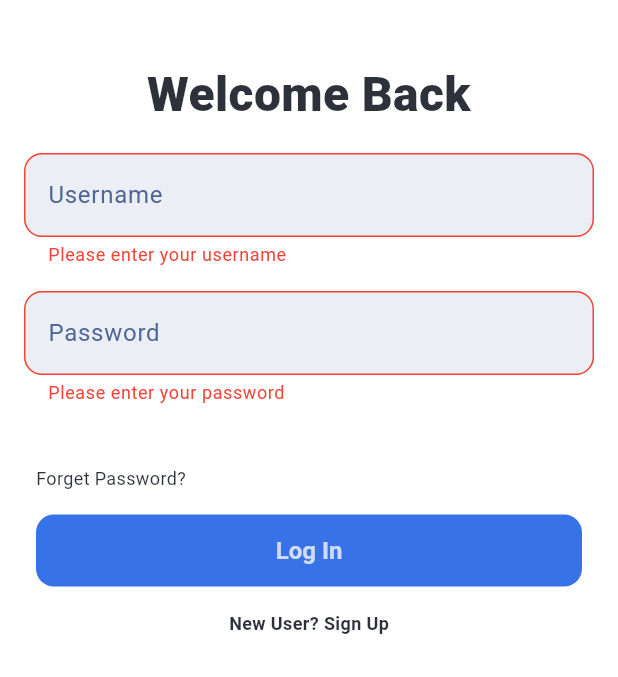
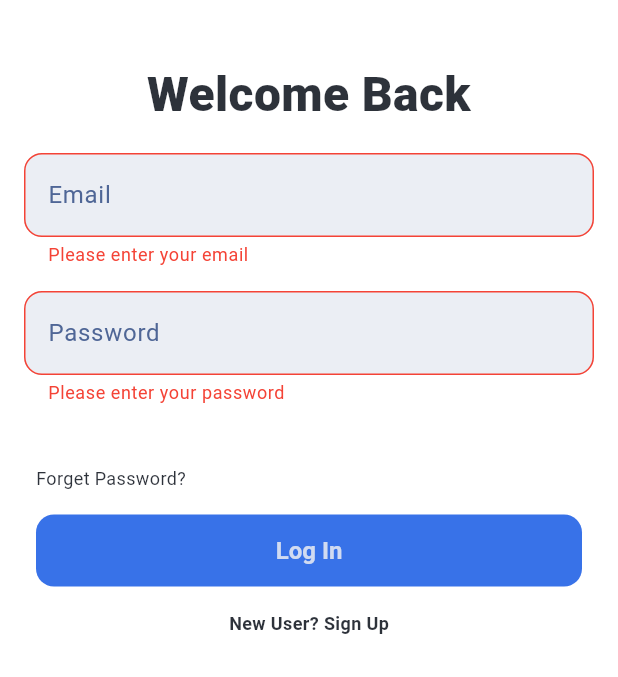
Before and after one commit to SiegfredLorelle/edugaite, a Flutter app: the LoginPage screen opened by its route, after a tap on "Log In", on a phone screen of 412 x 824 dp, the part 78-755 px from its top. Run offline on Flutter 3.47's test engine with Material 3 defaults, Android fonts, the phone set to English and light mode, and no system bars; our stand-ins replace carousel_slider, firebase_auth, firebase_core, font_awesome_flutter; accounts and stored records are empty; Roboto replaces fonts that are missing (Lexend).

Commit message:
Verify login credentials from firebase database

```diff
--- a/lib/main.dart
+++ b/lib/main.dart
@@ -1,7 +1,7 @@
 import 'package:flutter/material.dart';
 import 'package:firebase_core/firebase_core.dart';
+
 import 'firebase_options.dart';
-
 import 'screens/home.dart';
 import 'screens/login.dart';
 
--- a/lib/screens/login.dart
+++ b/lib/screens/login.dart
@@ -1,4 +1,5 @@
 import 'package:flutter/material.dart';
+import 'package:firebase_auth/firebase_auth.dart';
 
 class LoginPage extends StatefulWidget {
   const LoginPage({Key? key}) : super(key: key);
@@ -19,15 +20,47 @@ class _LoginPageState extends State<LoginPage> {
     super.dispose();
   }
 
-  void _login() {
+  Future<void> _login() async {
     if (_formKey.currentState?.validate() ?? false) {
-      // Handle login logic here (e.g., form validation, authentication)
+      try {
+        UserCredential userCredential = await FirebaseAuth.instance.signInWithEmailAndPassword(
+          email: _emailController.text,
+          password: _passwordController.text,
+        );
         ScaffoldMessenger.of(context).showSnackBar(
-        SnackBar(content: Text('Logging in as ${_emailController.text}')),
+          SnackBar(content: Text('Logged in as ${userCredential.user?.email}')),
+        );
+        // Navigate to the home page or another page on successful login
+      } on FirebaseAuthException catch (e) {
+        String message;
+        switch (e.code) {
+          case 'invalid-email':
+            message = "Invalid email";
+            break;
+          case 'user-disabled':
+            message = 'The user corresponding to the given email has been disabled.';
+            break;
+          case 'user-not-found':
+            message = 'No user found for that email.';
+            break;
+          case 'wrong-password':
+            message = 'Wrong password provided.';
+            break;
+          case 'invalid-credential':
+            message = "Incorrect credentials";
+            break;
+          case 'too-many-requests':
+            message = "Too many request. Wait for 3 minutes.";
+            break;
+          default:
+            message = 'An error occurred. Please try again.';
+        }
+        ScaffoldMessenger.of(context).showSnackBar(
+          SnackBar(content: Text(message)),
         );
       }
     }
-
+  }
 
   Widget HomePageHeader() {
     return Container(
@@ -62,7 +95,6 @@ class _LoginPageState extends State<LoginPage> {
     );
   }
 
-
   Widget _buildLoginForm() {
     return Form(
       key: _formKey,
@@ -88,21 +120,18 @@ class _LoginPageState extends State<LoginPage> {
             controller: _emailController,
             cursorColor: Color.fromRGBO(13, 18, 28, 0.867),
             decoration: InputDecoration(
-              labelText: 'Username',
+              labelText: 'Email',
               labelStyle: TextStyle(color: const Color.fromRGBO(79, 102, 150, 1)), // Label text color
               border: OutlineInputBorder(
                 borderRadius: BorderRadius.circular(12.0), // Border radius
-
               ),
               enabledBorder: OutlineInputBorder(
                 borderSide: BorderSide(color: const Color.fromRGBO(232, 235, 242, 0.867)), // Border color when enabled
                 borderRadius: BorderRadius.circular(12.0), // Border radius
-
               ),
               focusedBorder: OutlineInputBorder(
                 borderSide: BorderSide(color: Color.fromRGBO(13, 18, 28, 0.867)), // Border color when focused
                 borderRadius: BorderRadius.circular(12.0), // Border radius
-
               ),
               fillColor: const Color.fromRGBO(232, 235, 242, 0.867), // Background color of the textbox
               filled: true,
@@ -110,7 +139,7 @@ class _LoginPageState extends State<LoginPage> {
             ),
             validator: (value) {
               if (value == null || value.isEmpty) {
-                return 'Please enter your username';
+                return 'Please enter your email';
               }
               return null;
             },
@@ -121,7 +150,6 @@ class _LoginPageState extends State<LoginPage> {
           TextFormField(
             controller: _passwordController,
             cursorColor: Color.fromRGBO(13, 18, 28, 0.867),
-
             decoration: InputDecoration(
               labelText: 'Password',
               labelStyle: TextStyle(color: const Color.fromRGBO(79, 102, 150, 1)), // Label text color
@@ -131,12 +159,10 @@ class _LoginPageState extends State<LoginPage> {
               enabledBorder: OutlineInputBorder(
                 borderSide: BorderSide(color: const Color.fromRGBO(232, 235, 242, 0.867)), // Border color when enabled
                 borderRadius: BorderRadius.circular(12.0), // Border radius
-
               ),
               focusedBorder: OutlineInputBorder(
                 borderSide: BorderSide(color: Color.fromRGBO(13, 18, 28, 0.867)), // Border color when focused
                 borderRadius: BorderRadius.circular(12.0), // Border radius
-
               ),
               fillColor: const Color.fromRGBO(232, 235, 242, 0.867), // Background color of the textbox
               filled: true,
@@ -232,5 +258,4 @@ class _LoginPageState extends State<LoginPage> {
       ),
     );
   }
-
 }
```
Lines whose indentation alone changed are shown as unchanged.
